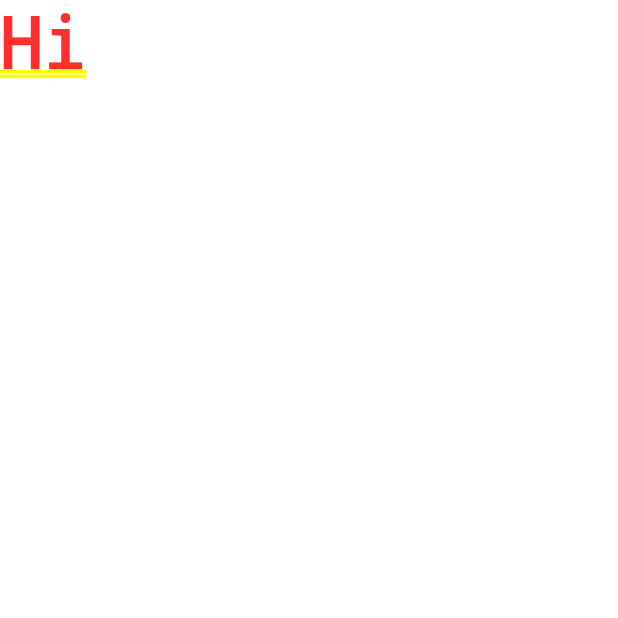
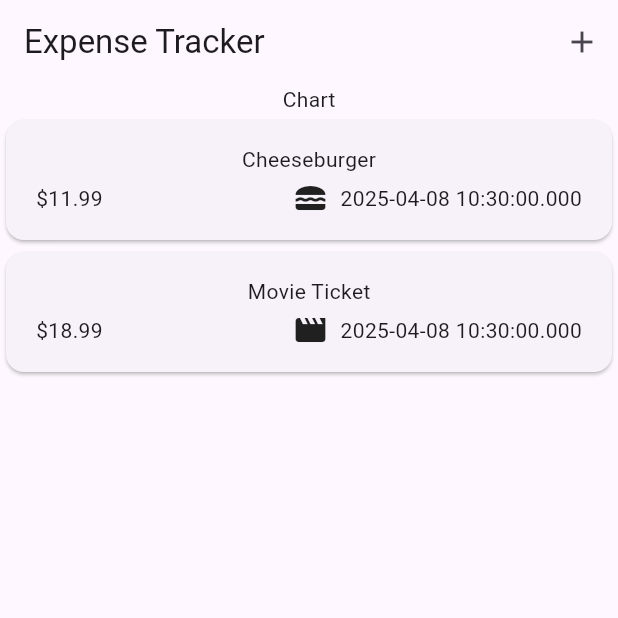
Before and after one commit to BenNassimi/expense_tracker, a Flutter app: the screen it shows after launch, on a phone screen of 412 x 824 dp, the top half of it. Run offline on Flutter 3.47's test engine with Material 3 defaults, Android fonts, the phone set to English and light mode, and no system bars.

```diff
--- a/lib/expenses.dart
+++ /dev/null
@@ -1,17 +0,0 @@
-import 'package:flutter/material.dart';
-
-class Expenses extends StatefulWidget{
-  const Expenses({super.key});
-
-  @override
-  State<Expenses> createState() {
-    return _ExpensesState();
-  }
-}
-
-class _ExpensesState extends State<Expenses>{
-  @override
-  Widget build(BuildContext context) {
-    return Text("Hi");
-  }
-}
--- a/lib/main.dart
+++ b/lib/main.dart
@@ -1,4 +1,4 @@
-import 'package:expense_tracker/expenses.dart';
+import 'package:expense_tracker/widgets/expenses.dart';
 import 'package:flutter/material.dart';
 
 void main() {
--- a/lib/models/expense.dart
+++ b/lib/models/expense.dart
@@ -1,20 +1,31 @@
+import 'package:flutter/material.dart';
 import 'package:uuid/uuid.dart';
+import 'package:intl/intl.dart';
 
 const uuid = Uuid();
-
+const categoryIcons = {
+  Category.food: Icons.lunch_dining,
+  Category.travel: Icons.flight_takeoff,
+  Category.leisure: Icons.movie,
+  Category.work: Icons.work
+};
+final formatter = DateFormat.yMd();
 enum Category { food, travel, leisure, work }
 
 class Expense {
   Expense({
     required this.title,
-    required this.ammount,
+    required this.amount,
     required this.date,
     required this.category,
   }) : id = uuid.v4();
 
   final String id;
   final String title;
-  final double ammount;
+  final double amount;
   final DateTime date;
   final Category category;
+   String get formattedDate{
+    return formatter.format(date);
+  }
 }
--- /dev/null
+++ b/lib/widgets/expenses.dart
@@ -0,0 +1,57 @@
+import 'package:expense_tracker/widgets/expenses_list/expenses_list.dart';
+import 'package:flutter/material.dart';
+
+import '../models/expense.dart';
+
+class Expenses extends StatefulWidget {
+  const Expenses({super.key});
+
+  @override
+  State<Expenses> createState() {
+    return _ExpensesState();
+  }
+}
+
+class _ExpensesState extends State<Expenses> {
+  void _openAddExpenseOverlay() {
+    showModalBottomSheet(
+      context: context,
+      builder: (ctx) => Text('My Modal'),
+    );
+  }
+
+  final List<Expense> _registeredExpenses = [
+    Expense(
+        title: 'Cheeseburger',
+        amount: 11.99,
+        date: DateTime.now(),
+        category: Category.food),
+    Expense(
+        title: 'Movie Ticket',
+        amount: 18.99,
+        date: DateTime.now(),
+        category: Category.leisure),
+  ];
+  @override
+  Widget build(BuildContext context) {
+    return Scaffold(
+      appBar: AppBar(
+        title: const Text("Expense Tracker"),
+        actions: [
+          IconButton(
+            onPressed: _openAddExpenseOverlay,
+            icon: const Icon(Icons.add),
+          ),
+        ],
+      ),
+      body: Column(
+        children: [
+          Text("Chart"),
+          Expanded(
+            child: ExpensesList(expenses: _registeredExpenses),
+          ),
+        ],
+      ),
+    );
+  }
+}
--- /dev/null
+++ b/lib/widgets/expenses_list/expense_item.dart
@@ -0,0 +1,43 @@
+import 'package:expense_tracker/models/expense.dart';
+import 'package:flutter/material.dart';
+
+class ExpenseItem extends StatelessWidget {
+  const ExpenseItem({super.key, required this.expense});
+  final Expense expense;
+  @override
+  Widget build(BuildContext context) {
+    const categoryIcons = {
+      Category.food: Icons.lunch_dining,
+      Category.travel: Icons.flight_takeoff,
+      Category.leisure: Icons.movie,
+      Category.work: Icons.work
+    };
+    return Card(
+      child: Padding(
+        padding: const EdgeInsets.symmetric(
+          horizontal: 20,
+          vertical: 16,
+        ),
+        child: Column(
+          children: [
+            Text(expense.title),
+            SizedBox(height: 4),
+            Row(
+              children: [
+                Text('\$${expense.amount.toStringAsFixed(2)}'),
+                const Spacer(),
+                Row(
+                  children: [
+                    Icon(categoryIcons[expense.category]),
+                    const SizedBox(width: 8),
+                    Text(expense.date.toString())
+                  ],
+                )
+              ],
+            )
+          ],
+        ),
+      ),
+    );
+  }
+}
--- /dev/null
+++ b/lib/widgets/expenses_list/expenses_list.dart
@@ -0,0 +1,15 @@
+import 'package:expense_tracker/models/expense.dart';
+import 'package:expense_tracker/widgets/expenses_list/expense_item.dart';
+import 'package:flutter/material.dart';
+
+class ExpensesList extends StatelessWidget {
+  const ExpensesList({super.key, required this.expenses});
+  final List<Expense> expenses;
+  @override
+  Widget build(BuildContext context) {
+    return ListView.builder(
+      itemCount: expenses.length,
+      itemBuilder: (ctx, index) => ExpenseItem(expense: expenses[index]),
+    );
+  }
+}
--- a/pubspec.yaml
+++ b/pubspec.yaml
@@ -35,6 +35,7 @@ dependencies:
   # Use with the CupertinoIcons class for iOS style icons.
   cupertino_icons: ^1.0.8
   uuid: ^4.5.1
+  intl: ^0.20.2
 
 dev_dependencies:
   flutter_test:
```
Also changed, not shown: lib/widgets/new_expense.dart (added, +55 -0 lines), pubspec.lock.
